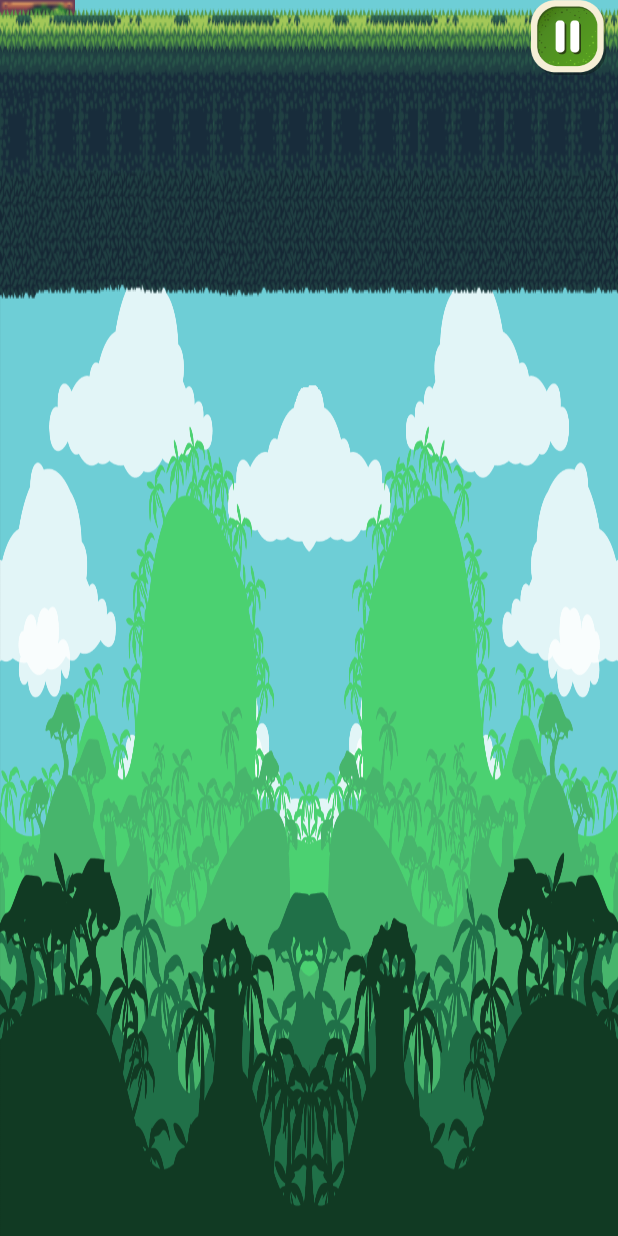
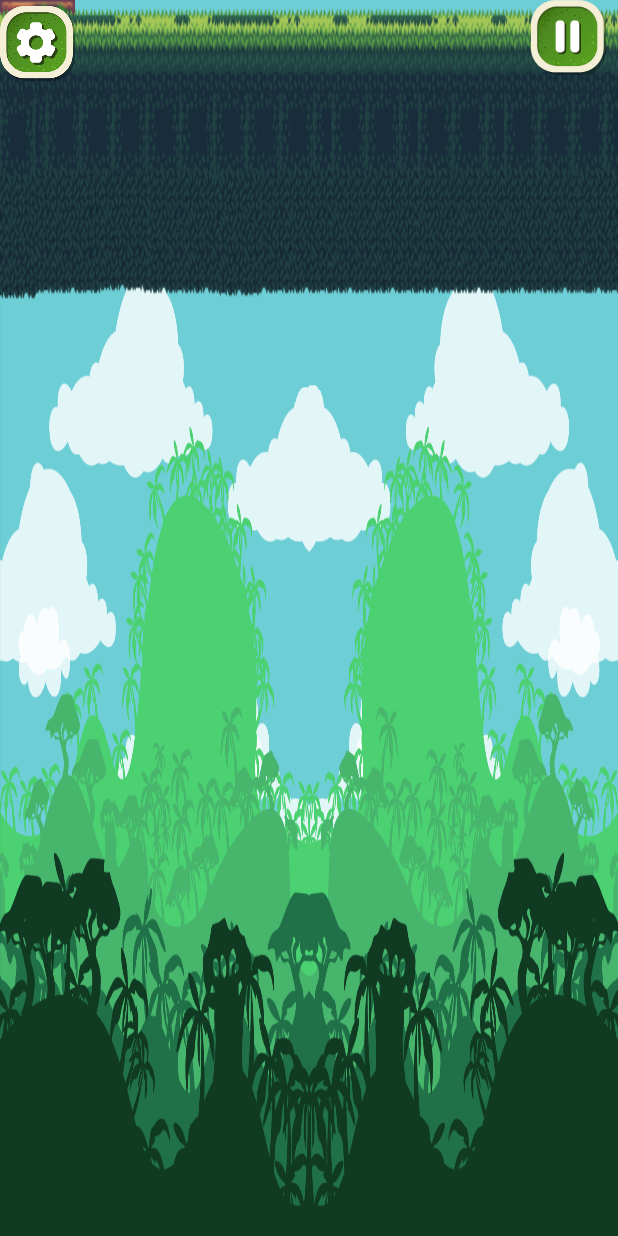
Before and after one commit to Nness2/JungleGame-Platformer, an Android app: the layout activity_game.xml on its own in the app's theme, with its tools: preview values and no code run, on a phone screen of 412 x 824 dp. Run offline under Robolectric (Android 15) with nearby library versions, the phone set to English and light mode, and no system bars.

Commit message:
stop music button

```diff
--- a/app/src/main/java/com/example/menaa/junglegame/game.java
+++ b/app/src/main/java/com/example/menaa/junglegame/game.java
@@ -174,7 +174,7 @@ public class game extends AppCompatActivity {
         if (obstacle.getX() + obstacle.getWidth() < 0)
             obstacleLeftX = screenWidth;
         if (bonus.getX() + bonus.getWidth() < 0){
-            bonusLeftX = screenWidth;
+            bonusLeftX = screenWidth + screenWidth /2;
             bonus.setVisibility(View.VISIBLE);
         }
         if (floor.getX() + floor.getWidth() < 0)
@@ -258,6 +258,6 @@ public class game extends AppCompatActivity {
 
         floor.setY(base+75);
         floor2.setY(base+75);
-        bonus.setY(base - 350);
+        bonus.setY(base - 200);
     }
 }
--- a/app/src/main/res/layout/activity_game.xml
+++ b/app/src/main/res/layout/activity_game.xml
@@ -79,6 +79,15 @@
         android:layout_height="200dp"
         android:background="@drawable/floor"/>
 
+    <Button
+        android:id="@+id/btn4"
+        android:layout_width="50dp"
+        android:layout_height="50dp"
+        android:layout_marginTop="4dp"
+        android:background="@drawable/setting"
+        app:layout_constraintStart_toStartOf="parent"
+        app:layout_constraintTop_toTopOf="parent" />
+
     app:layout_constraintBottom_toBottomOf="parent"
     app:layout_constraintEnd_toEndOf="parent"
     app:layout_constraintStart_toStartOf="parent"
```
Also changed, not shown: app/src/main/java/com/example/menaa/junglegame/MainActivity.java (+16 -0 lines).
